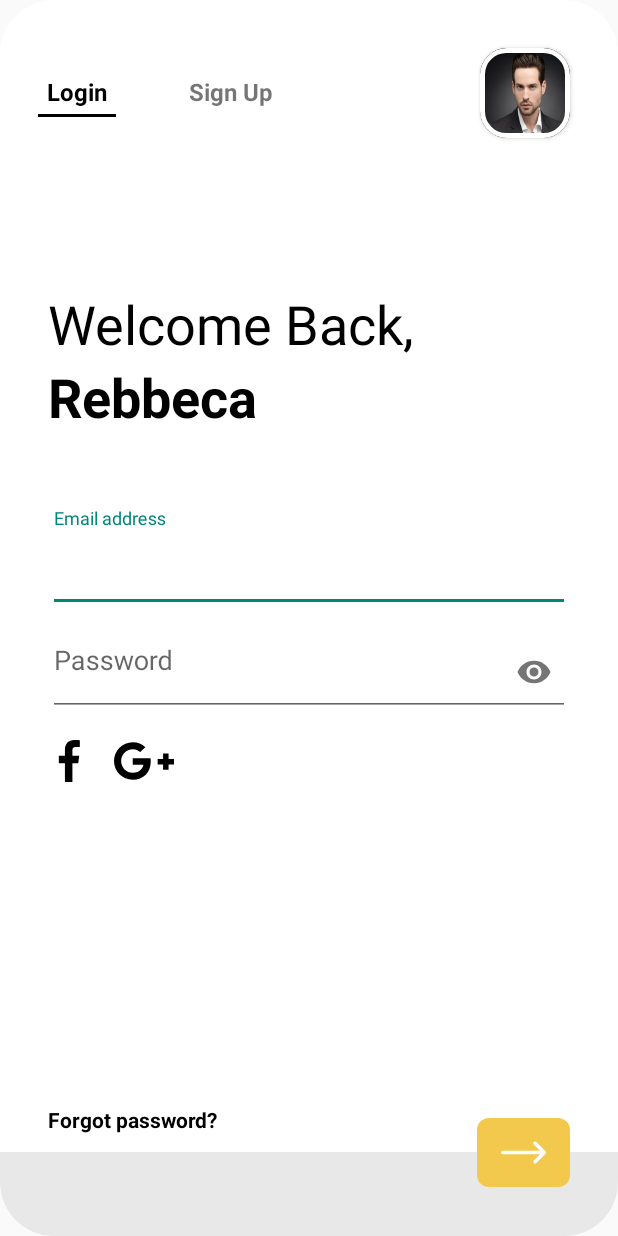
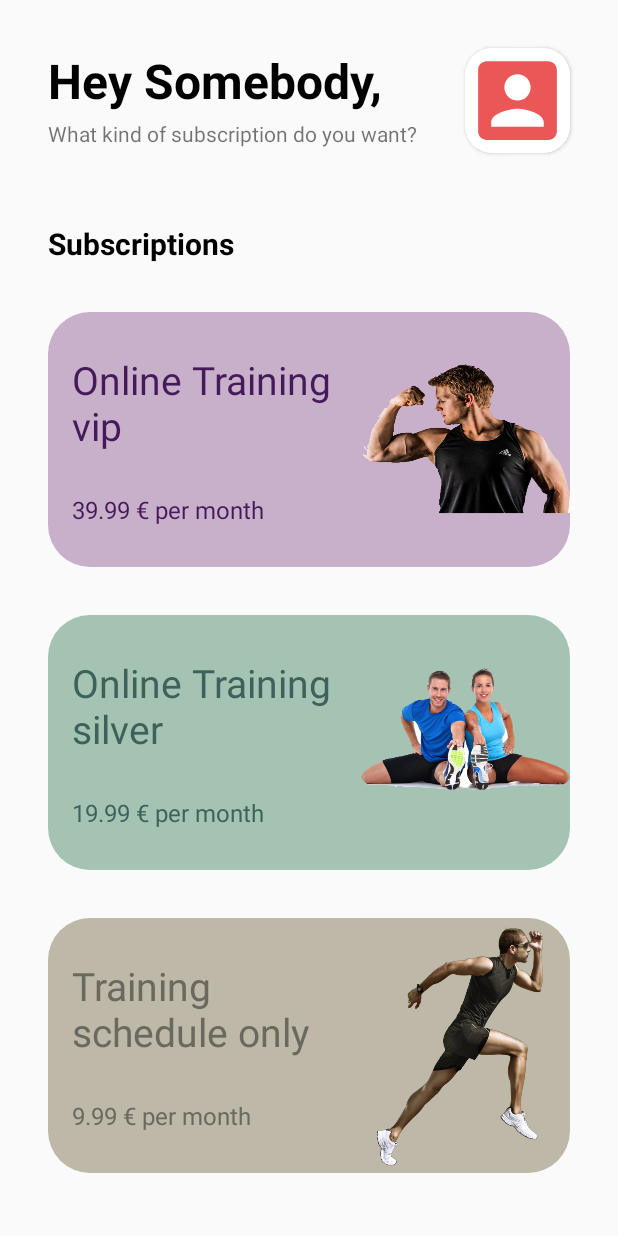
Before and after one commit to Abdusamad98/DesignScreens, an Android app: the screen it shows after launch (MainActivity), on a phone screen of 412 x 824 dp. Run offline under Robolectric (Android 15) with nearby library versions, the phone set to English and light mode, and no system bars.

Commit message:
item_subscription and layout_subscription are added

```diff
--- a/app/src/main/java/com/example/myapplication/MainActivity.kt
+++ b/app/src/main/java/com/example/myapplication/MainActivity.kt
@@ -1,12 +1,23 @@
 package com.example.myapplication
 
 import android.content.Intent
+import android.content.res.Resources
+import android.graphics.Color
 import androidx.appcompat.app.AppCompatActivity
 import android.os.Bundle
 import android.view.WindowManager
 import android.widget.TextView
+import androidx.recyclerview.widget.DefaultItemAnimator
+import androidx.recyclerview.widget.LinearLayoutManager
+import androidx.recyclerview.widget.RecyclerView
+import com.example.myapplication.adapters.SubscriptionAdapter
+import com.example.myapplication.models.SubscriptionData
+import com.example.myapplication.utils.getSubscriptions
 
 class MainActivity : AppCompatActivity() {
+    lateinit var data: ArrayList<SubscriptionData>
+    private lateinit var contactsAdapter: SubscriptionAdapter
+
     lateinit var text: TextView
     override fun onCreate(savedInstanceState: Bundle?) {
         super.onCreate(savedInstanceState)
@@ -14,13 +25,27 @@ class MainActivity : AppCompatActivity() {
             WindowManager.LayoutParams.FLAG_FULLSCREEN,
             WindowManager.LayoutParams.FLAG_FULLSCREEN
         )
-        setContentView(R.layout.log_in)
+        setContentView(R.layout.layout_subscription)
 
-        text = findViewById(R.id.sign_up)
-        text.setOnClickListener {
-            var intent = Intent(this, SignUpActivity::class.java)
-            startActivity(intent)
-        }
+
+
+
+        data = ArrayList<SubscriptionData>()
+        data = getSubscriptions()
+
+        val recyclerView: RecyclerView = findViewById(R.id.recycler_view)
+        contactsAdapter = SubscriptionAdapter(data)
+        val layoutManager = LinearLayoutManager(applicationContext)
+        recyclerView.layoutManager = layoutManager
+        recyclerView.itemAnimator = DefaultItemAnimator()
+        recyclerView.adapter = contactsAdapter
+
+
+        //       text = findViewById(R.id.price)
+//        text.setOnClickListener {
+//            var intent = Intent(this, SignUpActivity::class.java)
+//            startActivity(intent)
+//        }
 
     }
 }
--- /dev/null
+++ b/app/src/main/java/com/example/myapplication/adapters/SubscriptionAdapter.kt
@@ -0,0 +1,54 @@
+package com.example.myapplication.adapters
+
+import android.graphics.Color
+import android.view.LayoutInflater
+import android.view.View
+import android.view.ViewGroup
+import android.widget.ImageView
+import android.widget.TextView
+import androidx.annotation.NonNull
+import androidx.constraintlayout.widget.ConstraintLayout
+import androidx.recyclerview.widget.RecyclerView
+import com.example.myapplication.R
+import com.example.myapplication.models.SubscriptionData
+
+internal class SubscriptionAdapter (private var subscriptions: ArrayList<SubscriptionData>) :
+    RecyclerView.Adapter<SubscriptionAdapter.MyViewHolder>() {
+
+    private var listener: ((Int) -> Unit)? = null
+
+    internal inner class MyViewHolder(view: View) : RecyclerView.ViewHolder(view) {
+        var text: TextView = view.findViewById(R.id.subscription_text)
+        var price_text: TextView = view.findViewById(R.id.price)
+        var image: ImageView = view.findViewById(R.id.image_item_subscription)
+        var constraint:ConstraintLayout = view.findViewById(R.id.subscription_item)
+    }
+    @NonNull
+    override fun onCreateViewHolder(parent: ViewGroup, viewType: Int): MyViewHolder {
+        val itemView = LayoutInflater.from(parent.context)
+            .inflate(R.layout.item_subscription, parent, false)
+        return MyViewHolder(itemView)
+    }
+    override fun onBindViewHolder(holder: MyViewHolder, position: Int) {
+        val subscription = subscriptions[position]
+        holder.text.text = subscription.subscription_text
+        holder.price_text.text = subscription.price
+        holder.image.setBackgroundResource(subscription.imgUrl)
+        holder.constraint.setBackgroundResource(subscription.background)
+
+        holder.price_text.setTextColor(Color.parseColor(subscription.textColor))
+        holder.text.setTextColor(Color.parseColor(subscription.textColor))
+        holder.constraint.setOnClickListener {
+            listener?.invoke(position)
+        }
+
+    }
+    override fun getItemCount(): Int {
+        return subscriptions.size
+    }
+
+
+    fun setOnClickedListener(f: ((Int) -> Unit)?) {
+        listener = f
+    }
+}
--- /dev/null
+++ b/app/src/main/java/com/example/myapplication/models/SubscriptionData.kt
@@ -0,0 +1,9 @@
+package com.example.myapplication.models
+
+class SubscriptionData(
+    var subscription_text: String,
+    var price: String,
+    var imgUrl: Int,
+    var background: Int,
+    var textColor: String
+)
--- /dev/null
+++ b/app/src/main/java/com/example/myapplication/utils/Extensions.kt
@@ -0,0 +1,14 @@
+package com.example.myapplication.utils
+
+import com.example.myapplication.R
+import com.example.myapplication.models.SubscriptionData
+
+fun getSubscriptions():ArrayList<SubscriptionData>{
+    var data  =ArrayList<SubscriptionData>()
+    data.add(SubscriptionData("Online Training vip","39.99 € per month", R.drawable.fitness_icon_1,R.drawable.item_back_1,"#451A5A"))
+    data.add(SubscriptionData("Online Training silver","19.99 € per month", R.drawable.fitness_icon_2,R.drawable.item_back_2,"#3D625B"))
+    data.add(SubscriptionData("Training schedule only","9.99 € per month", R.drawable.fitness_icon_3,R.drawable.item_back_3,"#6A695F"))
+    data.add(SubscriptionData("Healthy food program","9.99 € per month", R.drawable.fitness_icon_4,R.drawable.item_back_4,"#0C6AB5"))
+    data.add(SubscriptionData("General information section for free","0.00 € per month", R.drawable.fitness_icon_1,R.drawable.item_back_5,"#9C2D23"))
+    return data
+}
--- /dev/null
+++ b/app/src/main/res/drawable/item_back_1.xml
@@ -0,0 +1,10 @@
+<?xml version="1.0" encoding="utf-8"?>
+<selector xmlns:android="http://schemas.android.com/apk/res/android">
+    <item>
+        <shape>
+            <corners android:radius="28dp"/>
+            <stroke android:color="@color/white"/>
+            <solid android:color="#C9B0CA"/>
+        </shape>
+    </item>
+</selector>
--- /dev/null
+++ b/app/src/main/res/drawable/item_back_2.xml
@@ -0,0 +1,10 @@
+<?xml version="1.0" encoding="utf-8"?>
+<selector xmlns:android="http://schemas.android.com/apk/res/android">
+    <item>
+        <shape>
+            <corners android:radius="28dp"/>
+            <stroke android:color="@color/white"/>
+            <solid android:color="#A5C3B2"/>
+        </shape>
+    </item>
+</selector>
--- /dev/null
+++ b/app/src/main/res/drawable/item_back_3.xml
@@ -0,0 +1,10 @@
+<?xml version="1.0" encoding="utf-8"?>
+<selector xmlns:android="http://schemas.android.com/apk/res/android">
+    <item>
+        <shape>
+            <corners android:radius="28dp"/>
+            <stroke android:color="@color/white"/>
+            <solid android:color="#BDB8A7"/>
+        </shape>
+    </item>
+</selector>
--- /dev/null
+++ b/app/src/main/res/drawable/item_back_4.xml
@@ -0,0 +1,10 @@
+<?xml version="1.0" encoding="utf-8"?>
+<selector xmlns:android="http://schemas.android.com/apk/res/android">
+    <item>
+        <shape>
+            <corners android:radius="28dp"/>
+            <stroke android:color="@color/white"/>
+            <solid android:color="#A2ACB3"/>
+        </shape>
+    </item>
+</selector>
--- /dev/null
+++ b/app/src/main/res/drawable/item_back_5.xml
@@ -0,0 +1,10 @@
+<?xml version="1.0" encoding="utf-8"?>
+<selector xmlns:android="http://schemas.android.com/apk/res/android">
+    <item>
+        <shape>
+            <corners android:radius="28dp"/>
+            <stroke android:color="@color/white"/>
+            <solid android:color="#BCAAA3"/>
+        </shape>
+    </item>
+</selector>
--- /dev/null
+++ b/app/src/main/res/layout/item_subscription.xml
@@ -0,0 +1,56 @@
+<?xml version="1.0" encoding="utf-8"?>
+<androidx.constraintlayout.widget.ConstraintLayout xmlns:android="http://schemas.android.com/apk/res/android"
+    android:layout_width="match_parent"
+    android:layout_height="170dp"
+    android:id="@+id/subscription_item"
+    android:layout_margin="16sp"
+    android:background="@drawable/item_back_1"
+    xmlns:app="http://schemas.android.com/apk/res-auto">
+
+    <androidx.constraintlayout.widget.Guideline
+        android:id="@+id/guideline"
+        android:layout_width="wrap_content"
+        android:layout_height="wrap_content"
+        android:orientation="vertical"
+        app:layout_constraintEnd_toEndOf="parent"
+        app:layout_constraintGuide_percent="0.6"
+        app:layout_constraintStart_toStartOf="parent" />
+
+    <TextView
+        app:layout_constraintTop_toTopOf="parent"
+        android:layout_width="0dp"
+        android:textSize="26sp"
+        android:id="@+id/subscription_text"
+        android:layout_margin="16sp"
+        app:layout_constraintBottom_toTopOf="@id/price"
+        app:layout_constraintLeft_toLeftOf="parent"
+        app:layout_constraintRight_toRightOf="@id/guideline"
+        android:text="General information \nsection for free"
+        android:layout_height="wrap_content"/>
+
+    <TextView
+        android:layout_width="0dp"
+        android:id="@+id/price"
+        android:textSize="16sp"
+        android:text="19.99 per month"
+        android:layout_marginBottom="16dp"
+        app:layout_constraintBottom_toBottomOf="parent"
+        app:layout_constraintLeft_toLeftOf="@id/subscription_text"
+        app:layout_constraintTop_toBottomOf="@id/subscription_text"
+        android:layout_height="wrap_content"/>
+
+
+    <ImageView
+        android:layout_width="0dp"
+        android:id="@+id/image_item_subscription"
+        app:layout_constraintTop_toTopOf="parent"
+        app:layout_constraintBottom_toBottomOf="parent"
+        app:layout_constraintLeft_toLeftOf="@id/guideline"
+        app:layout_constraintRight_toRightOf="parent"
+        android:layout_height="0dp"/>
+
+
+
+
+
+</androidx.constraintlayout.widget.ConstraintLayout>
--- /dev/null
+++ b/app/src/main/res/layout/layout_subscription.xml
@@ -0,0 +1,71 @@
+<?xml version="1.0" encoding="utf-8"?>
+<androidx.constraintlayout.widget.ConstraintLayout xmlns:android="http://schemas.android.com/apk/res/android"
+    android:layout_width="match_parent"
+    android:layout_height="match_parent"
+    xmlns:app="http://schemas.android.com/apk/res-auto">
+
+    <androidx.cardview.widget.CardView
+        android:id="@+id/image"
+        android:layout_width="70dp"
+        android:layout_margin="32dp"
+        android:layout_height="70dp"
+        android:elevation="12dp"
+        android:background="@color/white"
+        app:cardBackgroundColor="@color/white"
+        app:cardCornerRadius="18dp"
+        app:layout_constraintRight_toRightOf="parent"
+        app:layout_constraintTop_toTopOf="parent">
+
+        <ImageView
+            android:contentDescription="@string/something"
+            android:layout_width="match_parent"
+            android:layout_height="match_parent"
+            android:background="@drawable/default_person"
+            android:src="@drawable/image_border_1" />
+
+    </androidx.cardview.widget.CardView>
+
+    <TextView
+        android:layout_width="wrap_content"
+        android:id="@+id/text_name"
+        android:textSize="32sp"
+        android:textColor="@color/black"
+        android:textStyle="bold"
+        app:layout_constraintTop_toTopOf="@id/image"
+        app:layout_constraintLeft_toLeftOf="parent"
+        android:text="Hey Somebody,"
+        android:layout_marginLeft="32dp"
+        android:layout_height="wrap_content"/>
+
+    <TextView
+        android:id="@+id/text_offer"
+        android:layout_width="wrap_content"
+        app:layout_constraintTop_toBottomOf="@id/text_name"
+        app:layout_constraintLeft_toLeftOf="@id/text_name"
+        android:text="What kind of subscription do you want?"
+        app:layout_constraintBottom_toBottomOf="@id/image"
+        android:layout_height="wrap_content"/>
+
+    <TextView
+        android:layout_width="wrap_content"
+        android:layout_marginTop="50dp"
+        android:textStyle="bold"
+        android:textColor="@color/black"
+        android:textSize="20sp"
+        android:id="@+id/subscription"
+        android:text="Subscriptions"
+        app:layout_constraintLeft_toLeftOf="@id/text_offer"
+        app:layout_constraintTop_toBottomOf="@id/text_offer"
+        android:layout_height="wrap_content"/>
+
+    <androidx.recyclerview.widget.RecyclerView
+        android:layout_width="match_parent"
+        android:padding="16sp"
+        android:id="@+id/recycler_view"
+        app:layout_constraintTop_toBottomOf="@id/subscription"
+        app:layout_constraintBottom_toBottomOf="parent"
+        android:layout_height="0dp"/>
+
+
+
+</androidx.constraintlayout.widget.ConstraintLayout>
--- /dev/null
+++ b/app/src/main/res/layout/layout_subscription_detail.xml
@@ -0,0 +1,6 @@
+<?xml version="1.0" encoding="utf-8"?>
+<androidx.constraintlayout.widget.ConstraintLayout
+    xmlns:android="http://schemas.android.com/apk/res/android" android:layout_width="match_parent"
+    android:layout_height="match_parent">
+
+</androidx.constraintlayout.widget.ConstraintLayout>
```
Also changed, not shown: app/src/main/res/drawable/fitness_icon_1.png (added), app/src/main/res/drawable/fitness_icon_2.png (added), app/src/main/res/drawable/fitness_icon_3.png (added), app/src/main/res/drawable/fitness_icon_4.png (added), app/src/main/res/layout/description_page.xml (renamed from app/src/main/res/layout/activity_main.xml).
